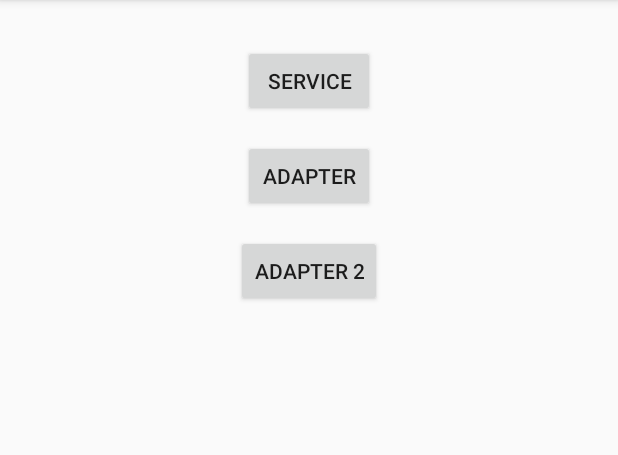
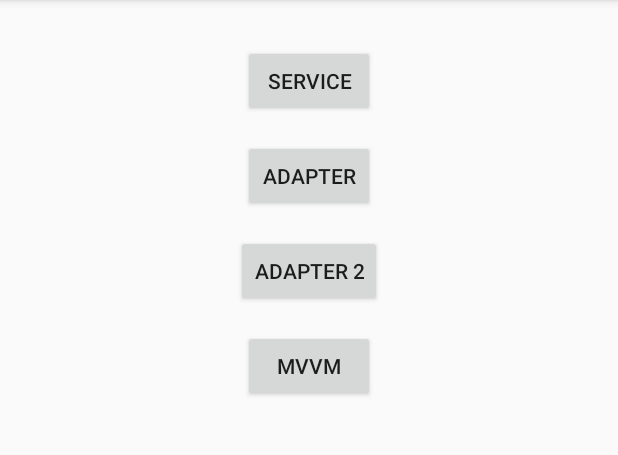
Before and after one commit to DICE777/AndroidExample, an Android app: the screen it shows after launch (MainActivity), on a phone screen of 412 x 824 dp, the part 84-539 px from its top. Run offline under Robolectric (Android 15) with nearby library versions, the phone set to English and light mode, and no system bars.

Commit message:
Add to mvvm pattern example

```diff
--- a/app/src/main/java/com/example/androidexample/MainActivity.java
+++ b/app/src/main/java/com/example/androidexample/MainActivity.java
@@ -43,5 +43,15 @@ public class MainActivity extends AppCompatActivity {
                 startActivity(intent);
             }
         });
+
+
+        // PRACTICE :: MVVM
+        Button mvvmButton = findViewById(R.id.button_mvvm);
+        mvvmButton.setOnClickListener(new View.OnClickListener() {
+            @Override
+            public void onClick(View v) {
+                // TODO : Add to startActivity
+            }
+        });
     }
 }
--- a/app/src/main/res/layout/activity_main.xml
+++ b/app/src/main/res/layout/activity_main.xml
@@ -27,4 +27,11 @@
         android:text="@string/adapter2"
         android:layout_marginTop="15dp"/>
 
+    <Button
+        android:id="@+id/button_mvvm"
+        android:layout_width="wrap_content"
+        android:layout_height="wrap_content"
+        android:text="@string/mvvm"
+        android:layout_marginTop="15dp"/>
+
 </LinearLayout>
--- a/app/src/main/res/values/strings.xml
+++ b/app/src/main/res/values/strings.xml
@@ -9,4 +9,6 @@
     <string name="adapter2">Adapter 2</string>
     <string name="id">ID : </string>
     <string name="phone">PHONE : </string>
+
+    <string name="mvvm">MVVM</string>
 </resources>
```
